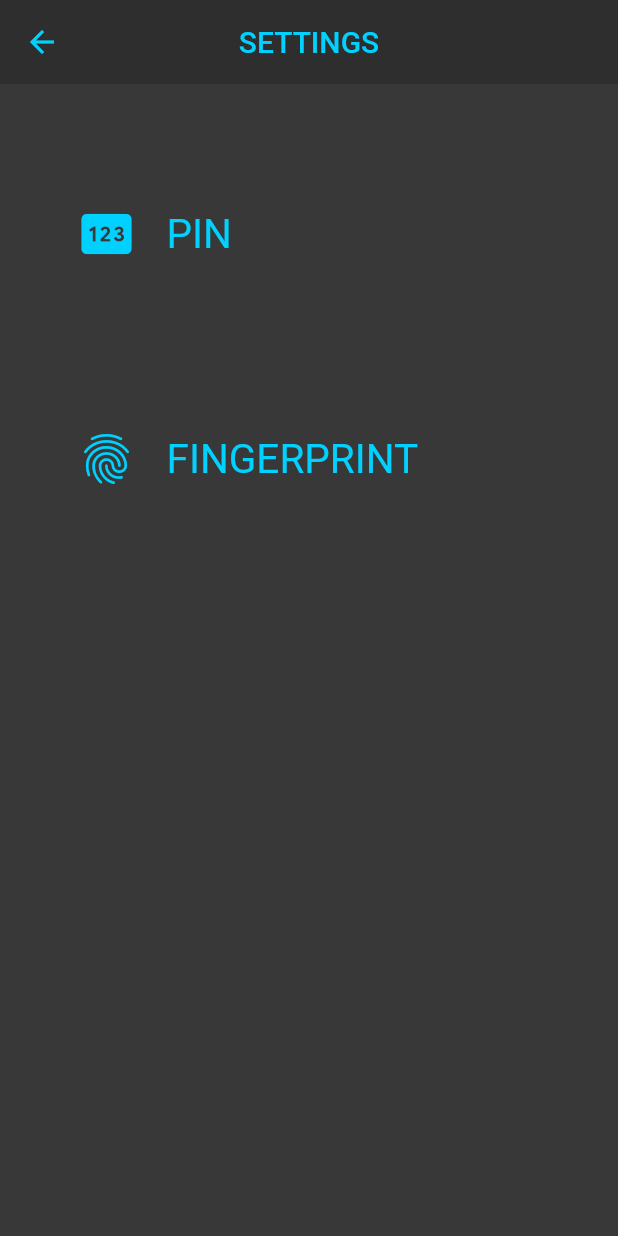
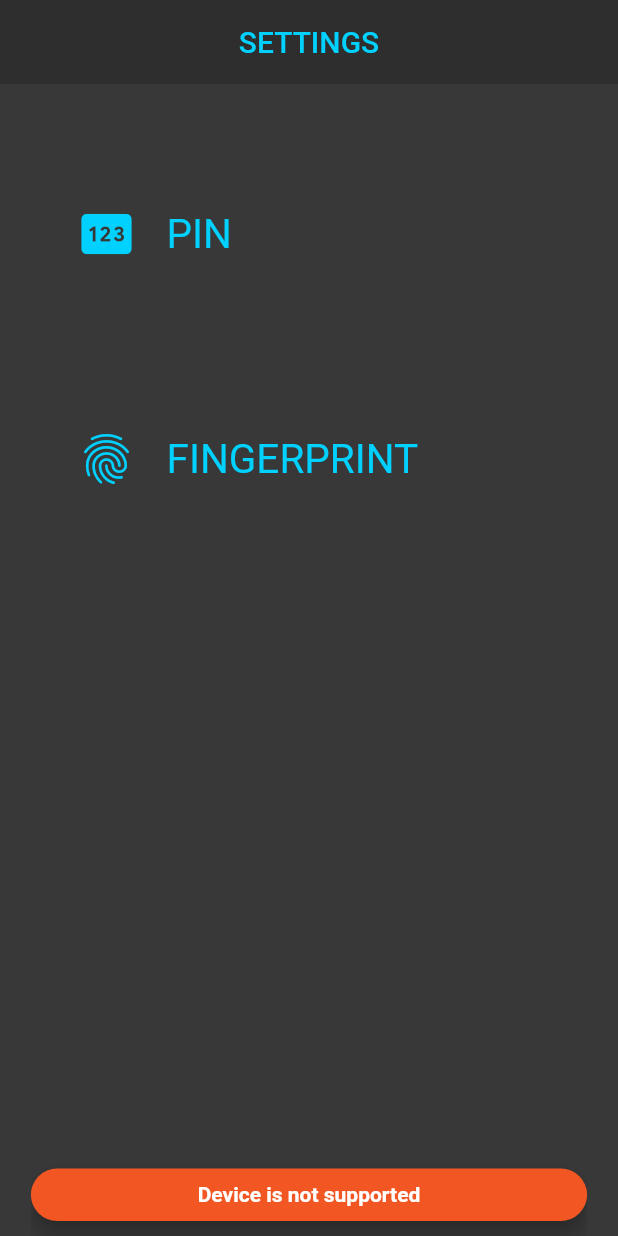
Before and after one commit to EstrellaPoot-Ksquare/tv_series_project, a Flutter app: the SettingsScreen screen opened directly, after a tap on "FINGERPRINT", on a phone screen of 412 x 824 dp. Run offline on Flutter 3.47's test engine with Material 2 defaults, Android fonts, the phone set to English and light mode, and no system bars; our stand-ins replace local_auth, pin_code_fields.

Commit message:
fingerprint part 1

```diff
--- a/lib/core/utils/snackbar_manager.dart
+++ b/lib/core/utils/snackbar_manager.dart
@@ -1,7 +1,7 @@
 import 'package:flutter/material.dart';
 
 class SnackbarManager {
-  displaySnackbar(context, text) {
+  static displaySnackbar(context, text) {
     ScaffoldMessenger.of(context).showSnackBar(
       SnackBar(
         content: Container(
--- /dev/null
+++ b/lib/features/auth/controller/auth_controller.dart
@@ -0,0 +1,36 @@
+import 'package:local_auth/local_auth.dart';
+import 'package:tv_series_app/core/utils/snackbar_manager.dart';
+
+class AuthController {
+  static fingerprintActivation(context) async {
+    LocalAuthentication auth = LocalAuthentication();
+
+    bool canAuthenticateWithBiometrics = await auth.canCheckBiometrics;
+
+    bool canAuthenticate =
+        canAuthenticateWithBiometrics || await auth.isDeviceSupported();
+
+    if (!canAuthenticateWithBiometrics || !canAuthenticate) {
+      SnackbarManager.displaySnackbar(context, "Device is not supported");
+    }
+
+    List<BiometricType> availableBiometrics =
+        await auth.getAvailableBiometrics();
+
+    if (!availableBiometrics.contains(BiometricType.strong)) {
+      SnackbarManager.displaySnackbar(context, "Your device doesn't have fingerprint scanner");
+    }
+
+    try {
+      final bool didAuthenticate = await auth.authenticate(
+        localizedReason: 'Please, authenticate to enable fingerprint to login',
+        options: const AuthenticationOptions(biometricOnly: true),
+      );
+      if (didAuthenticate) {
+        SnackbarManager.displaySnackbar(context, "Fingerprint enabled to login");
+      }
+    } catch (e) {
+      SnackbarManager.displaySnackbar(context, "error: $e");
+    }
+  }
+}
--- a/lib/features/auth/screens/settings_screen.dart
+++ b/lib/features/auth/screens/settings_screen.dart
@@ -1,9 +1,12 @@
 import 'package:flutter/material.dart';
 import 'package:tv_series_app/core/constants/colors.dart';
 import 'package:tv_series_app/core/constants/icons.dart';
+import 'package:tv_series_app/features/auth/controller/auth_controller.dart';
+
 
 class SettingsScreen extends StatelessWidget {
-  const SettingsScreen({super.key});
+  SettingsScreen({super.key});
+
 
   @override
   Widget build(BuildContext context) {
@@ -58,9 +61,11 @@ class SettingsScreen extends StatelessWidget {
               ),
               GestureDetector(
                 onTap: () {
+
                   //Here goes the push to the fingerprint screen first time or modify fingerprint
+                  AuthController.fingerprintActivation(context);
 
-                  print("fingerprint");
+                  //ends fingerprint
                 },
                 child: Container(
                   color: AppColors.scaffoldBg,
--- a/lib/main.dart
+++ b/lib/main.dart
@@ -19,7 +19,7 @@ class MyApp extends StatelessWidget {
       debugShowCheckedModeBanner: false,
       title: 'Flutter Demo',
       theme: AppTheme.theme,
-      home: const UpdatePinScreen(),
+      home: SettingsScreen(),
     );
   }
 }
--- a/lib/screens/example_screen.dart
+++ b/lib/screens/example_screen.dart
@@ -41,7 +41,7 @@ class ExampleScreen extends StatelessWidget {
               width: 200,
               child: ElevatedButton(
                 onPressed: () {
-                  SnackbarManager().displaySnackbar(context, 'My message');
+                  SnackbarManager.displaySnackbar(context, 'My message');
                 },
                 child: const Text('Show snackbar'),
               ),
--- a/pubspec.yaml
+++ b/pubspec.yaml
@@ -11,6 +11,7 @@ dependencies:
   flutter:
     sdk: flutter
   http: ^0.13.5
+  local_auth: ^2.1.2
   pin_code_fields: ^7.4.0
   provider: ^6.0.4
   shared_preferences: ^2.0.15
```
Also changed, not shown: pubspec.lock, 6 other files.
